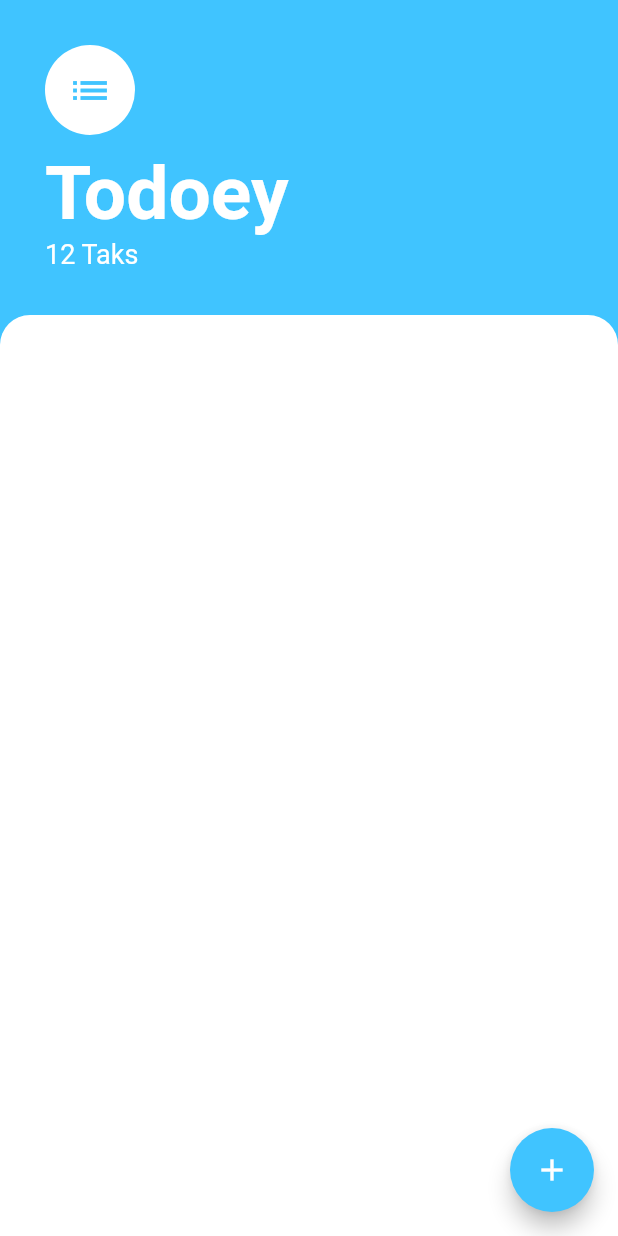
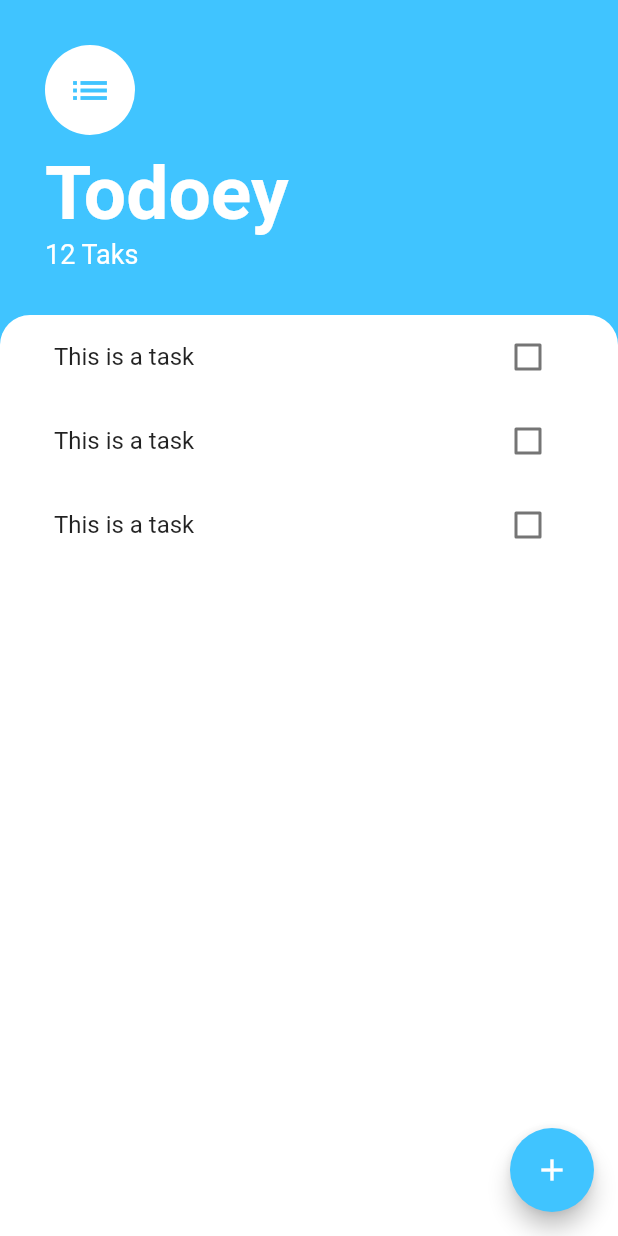
Before and after one commit to MJoshua25/todoey_flutter, a Flutter app: the screen it shows after launch, on a phone screen of 412 x 824 dp. Run offline on Flutter 3.47's test engine with Material 2 defaults, Android fonts, the phone set to English and light mode, and no system bars.

Commit message:
l'interface principal est bonne

```diff
--- a/lib/screens/tasks_screen.dart
+++ b/lib/screens/tasks_screen.dart
@@ -1,5 +1,6 @@
 import 'package:flutter/material.dart';
 import 'package:flutter/widgets.dart';
+import 'package:todoey_flutter/widgets/tasks_list.dart';
 
 class TasksScreen extends StatelessWidget {
   const TasksScreen({Key? key}) : super(key: key);
@@ -57,7 +58,7 @@ class TasksScreen extends StatelessWidget {
             ),
             Expanded(
               child: Container(
-                height: 300.0,
+                padding: const EdgeInsets.symmetric(horizontal: 20.0),
                 decoration: const BoxDecoration(
                   color: Colors.white,
                   borderRadius: BorderRadius.only(
@@ -65,6 +66,7 @@ class TasksScreen extends StatelessWidget {
                     topRight: Radius.circular(20.0),
                   ),
                 ),
+                child: const TasksList(),
               ),
             ),
           ],
--- /dev/null
+++ b/lib/widgets/task_tile.dart
@@ -0,0 +1,18 @@
+import 'package:flutter/material.dart';
+
+class TaskTile extends StatelessWidget {
+  const TaskTile({
+    Key? key,
+  }) : super(key: key);
+
+  @override
+  Widget build(BuildContext context) {
+    return ListTile(
+      title: const Text('This is a task'),
+      trailing: Checkbox(
+        value: false,
+        onChanged: (bool? value) {},
+      ),
+    );
+  }
+}
--- /dev/null
+++ b/lib/widgets/tasks_list.dart
@@ -0,0 +1,19 @@
+import 'package:flutter/material.dart';
+import 'package:todoey_flutter/widgets/task_tile.dart';
+
+class TasksList extends StatelessWidget {
+  const TasksList({
+    Key? key,
+  }) : super(key: key);
+
+  @override
+  Widget build(BuildContext context) {
+    return ListView(
+      children: const <Widget>[
+        TaskTile(),
+        TaskTile(),
+        TaskTile(),
+      ],
+    );
+  }
+}
```
